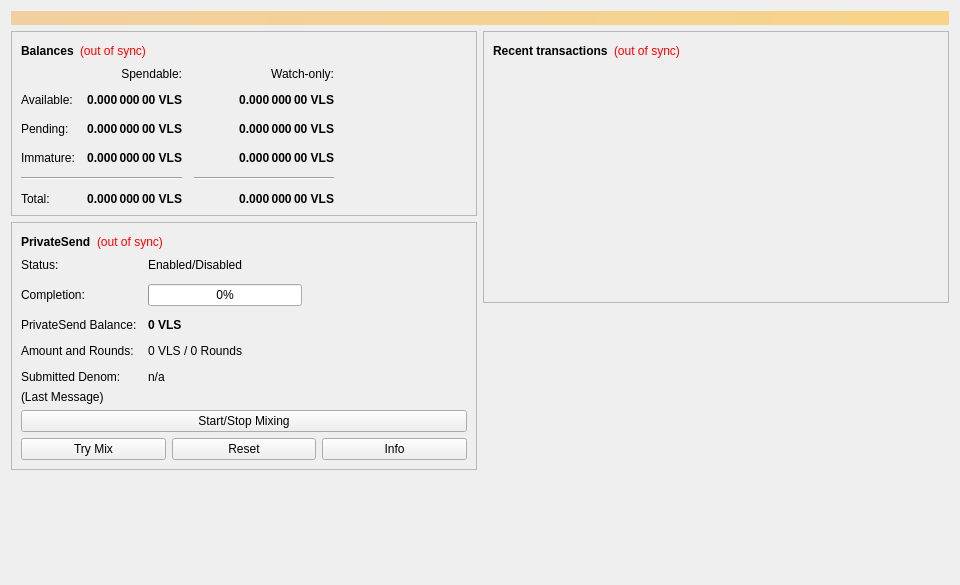
The window that src/qt/forms/overviewpage.ui (mdfkbtc/veles) describes before a commit, drawn with Qt 5.
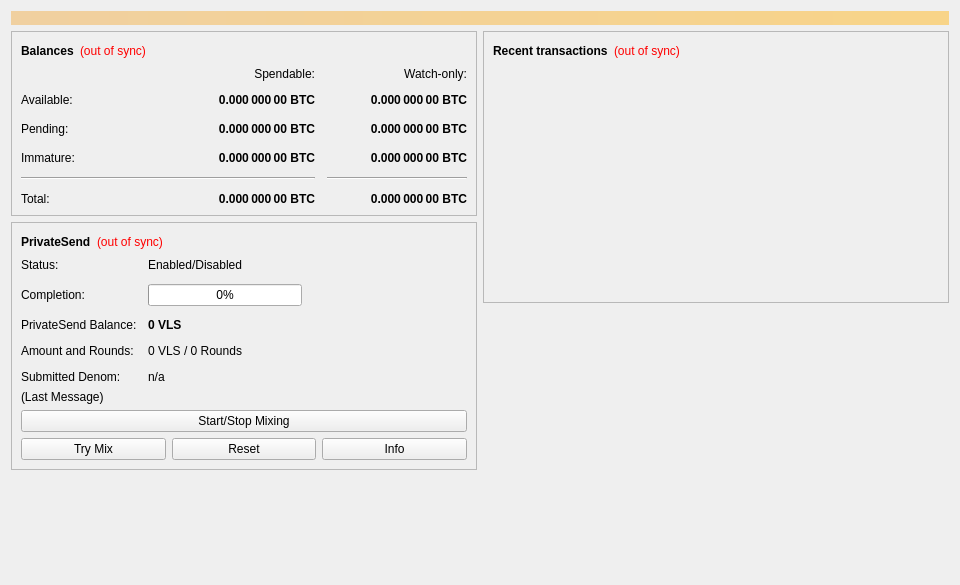
The same window after the commit.

```diff
--- a/src/qt/forms/overviewpage.ui
+++ b/src/qt/forms/overviewpage.ui
@@ -103,33 +103,18 @@
             <property name="spacing">
              <number>12</number>
             </property>
-            <item row="2" column="2">
-             <widget class="QLabel" name="labelWatchPending">
-              <property name="font">
-               <font>
-                <weight>75</weight>
-                <bold>true</bold>
-               </font>
-              </property>
-              <property name="cursor">
-               <cursorShape>IBeamCursor</cursorShape>
-              </property>
-              <property name="toolTip">
-               <string>Unconfirmed transactions to watch-only addresses</string>
-              </property>
+            <item row="0" column="2">
+             <widget class="QLabel" name="labelSpendable">
               <property name="text">
-               <string notr="true">0.000 000 00 VLS</string>
+               <string>Spendable:</string>
               </property>
               <property name="alignment">
                <set>Qt::AlignRight|Qt::AlignTrailing|Qt::AlignVCenter</set>
               </property>
-              <property name="textInteractionFlags">
-               <set>Qt::LinksAccessibleByMouse|Qt::TextSelectableByKeyboard|Qt::TextSelectableByMouse</set>
-              </property>
              </widget>
             </item>
-            <item row="2" column="1">
-             <widget class="QLabel" name="labelUnconfirmed">
+            <item row="4" column="2">
+             <widget class="QLabel" name="labelImmature">
               <property name="font">
                <font>
                 <weight>75</weight>
@@ -140,10 +125,10 @@
                <cursorShape>IBeamCursor</cursorShape>
               </property>
               <property name="toolTip">
-               <string>Total of transactions that have yet to be confirmed, and do not yet count toward the spendable balance</string>
+               <string>Mined balance that has not yet matured</string>
               </property>
               <property name="text">
-               <string notr="true">0.000 000 00 VLS</string>
+               <string notr="true">0.000 000 00 BTC</string>
               </property>
               <property name="alignment">
                <set>Qt::AlignRight|Qt::AlignTrailing|Qt::AlignVCenter</set>
@@ -153,7 +138,21 @@
               </property>
              </widget>
             </item>
-            <item row="3" column="2">
+            <item row="6" column="0">
+             <widget class="QLabel" name="labelTotalText">
+              <property name="text">
+               <string>Total:</string>
+              </property>
+             </widget>
+            </item>
+            <item row="5" column="0" colspan="3">
+             <widget class="Line" name="line">
+              <property name="orientation">
+               <enum>Qt::Horizontal</enum>
+              </property>
+             </widget>
+            </item>
+            <item row="4" column="3">
              <widget class="QLabel" name="labelWatchImmature">
               <property name="font">
                <font>
@@ -168,7 +167,7 @@
                <string>Mined balance in watch-only addresses that has not yet matured</string>
               </property>
               <property name="text">
-               <string notr="true">0.000 000 00 VLS</string>
+               <string notr="true">0.000 000 00 BTC</string>
               </property>
               <property name="alignment">
                <set>Qt::AlignRight|Qt::AlignTrailing|Qt::AlignVCenter</set>
@@ -178,14 +177,74 @@
               </property>
              </widget>
             </item>
-            <item row="4" column="0" colspan="2">
-             <widget class="Line" name="lineSpendableBalance">
-              <property name="orientation">
-               <enum>Qt::Horizontal</enum>
+            <item row="3" column="3">
+             <widget class="QLabel" name="labelWatchPending">
+              <property name="font">
+               <font>
+                <weight>75</weight>
+                <bold>true</bold>
+               </font>
               </property>
+              <property name="cursor">
+               <cursorShape>IBeamCursor</cursorShape>
+              </property>
+              <property name="toolTip">
+               <string>Unconfirmed transactions to watch-only addresses</string>
+              </property>
+              <property name="text">
+               <string notr="true">0.000 000 00 BTC</string>
+              </property>
+              <property name="alignment">
+               <set>Qt::AlignRight|Qt::AlignTrailing|Qt::AlignVCenter</set>
+              </property>
+              <property name="textInteractionFlags">
+               <set>Qt::LinksAccessibleByMouse|Qt::TextSelectableByKeyboard|Qt::TextSelectableByMouse</set>
+              </property>
              </widget>
             </item>
-            <item row="4" column="2">
+            <item row="6" column="2">
+             <widget class="QLabel" name="labelTotal">
+              <property name="font">
+               <font>
+                <weight>75</weight>
+                <bold>true</bold>
+               </font>
+              </property>
+              <property name="cursor">
+               <cursorShape>IBeamCursor</cursorShape>
+              </property>
+              <property name="toolTip">
+               <string>Your current total balance</string>
+              </property>
+              <property name="text">
+               <string notr="true">0.000 000 00 BTC</string>
+              </property>
+              <property name="alignment">
+               <set>Qt::AlignRight|Qt::AlignTrailing|Qt::AlignVCenter</set>
+              </property>
+              <property name="textInteractionFlags">
+               <set>Qt::LinksAccessibleByMouse|Qt::TextSelectableByKeyboard|Qt::TextSelectableByMouse</set>
+              </property>
+             </widget>
+            </item>
+            <item row="0" column="3">
+             <widget class="QLabel" name="labelWatchonly">
+              <property name="text">
+               <string>Watch-only:</string>
+              </property>
+              <property name="alignment">
+               <set>Qt::AlignRight|Qt::AlignTrailing|Qt::AlignVCenter</set>
+              </property>
+             </widget>
+            </item>
+            <item row="4" column="0">
+             <widget class="QLabel" name="labelImmatureText">
+              <property name="text">
+               <string>Immature:</string>
+              </property>
+             </widget>
+            </item>
+            <item row="5" column="3">
              <widget class="Line" name="lineWatchBalance">
               <property name="sizePolicy">
                <sizepolicy hsizetype="Preferred" vsizetype="Fixed">
@@ -204,60 +263,40 @@
               </property>
              </widget>
             </item>
-            <item row="5" column="0">
-             <widget class="QLabel" name="labelTotalText">
-              <property name="text">
-               <string>Total:</string>
-              </property>
-             </widget>
-            </item>
-            <item row="3" column="1">
-             <widget class="QLabel" name="labelImmature">
-              <property name="font">
-               <font>
-                <weight>75</weight>
-                <bold>true</bold>
-               </font>
-              </property>
-              <property name="cursor">
-               <cursorShape>IBeamCursor</cursorShape>
-              </property>
-              <property name="toolTip">
-               <string>Mined balance that has not yet matured</string>
-              </property>
-              <property name="text">
-               <string notr="true">0.000 000 00 VLS</string>
-              </property>
-              <property name="alignment">
-               <set>Qt::AlignRight|Qt::AlignTrailing|Qt::AlignVCenter</set>
-              </property>
-              <property name="textInteractionFlags">
-               <set>Qt::LinksAccessibleByMouse|Qt::TextSelectableByKeyboard|Qt::TextSelectableByMouse</set>
-              </property>
-             </widget>
-            </item>
             <item row="2" column="3">
-             <spacer name="horizontalSpacer_2">
-              <property name="orientation">
-               <enum>Qt::Horizontal</enum>
+             <widget class="QLabel" name="labelWatchAvailable">
+              <property name="font">
+               <font>
+                <weight>75</weight>
+                <bold>true</bold>
+               </font>
               </property>
-              <property name="sizeHint" stdset="0">
-               <size>
-                <width>40</width>
-                <height>20</height>
-               </size>
+              <property name="cursor">
+               <cursorShape>IBeamCursor</cursorShape>
               </property>
-             </spacer>
+              <property name="toolTip">
+               <string>Your current balance in watch-only addresses</string>
+              </property>
+              <property name="text">
+               <string notr="true">0.000 000 00 BTC</string>
+              </property>
+              <property name="alignment">
+               <set>Qt::AlignRight|Qt::AlignTrailing|Qt::AlignVCenter</set>
+              </property>
+              <property name="textInteractionFlags">
+               <set>Qt::LinksAccessibleByMouse|Qt::TextSelectableByKeyboard|Qt::TextSelectableByMouse</set>
+              </property>
+             </widget>
             </item>
             <item row="3" column="0">
-             <widget class="QLabel" name="labelImmatureText">
+             <widget class="QLabel" name="labelPendingText">
               <property name="text">
-               <string>Immature:</string>
+               <string>Pending:</string>
               </property>
              </widget>
             </item>
-            <item row="5" column="1">
-             <widget class="QLabel" name="labelTotal">
+            <item row="3" column="2">
+             <widget class="QLabel" name="labelUnconfirmed">
               <property name="font">
                <font>
                 <weight>75</weight>
@@ -268,10 +307,10 @@
                <cursorShape>IBeamCursor</cursorShape>
               </property>
               <property name="toolTip">
-               <string>Your current total balance</string>
+               <string>Total of transactions that have yet to be confirmed, and do not yet count toward the spendable balance</string>
               </property>
               <property name="text">
-               <string notr="true">0.000 000 00 VLS</string>
+               <string notr="true">0.000 000 00 BTC</string>
               </property>
               <property name="alignment">
                <set>Qt::AlignRight|Qt::AlignTrailing|Qt::AlignVCenter</set>
@@ -281,7 +320,45 @@
               </property>
              </widget>
             </item>
-            <item row="5" column="2">
+            <item row="2" column="2">
+             <widget class="QLabel" name="labelBalance">
+              <property name="font">
+               <font>
+                <weight>75</weight>
+                <bold>true</bold>
+               </font>
+              </property>
+              <property name="cursor">
+               <cursorShape>IBeamCursor</cursorShape>
+              </property>
+              <property name="toolTip">
+               <string>Your current spendable balance</string>
+              </property>
+              <property name="text">
+               <string notr="true">0.000 000 00 BTC</string>
+              </property>
+              <property name="alignment">
+               <set>Qt::AlignRight|Qt::AlignTrailing|Qt::AlignVCenter</set>
+              </property>
+              <property name="textInteractionFlags">
+               <set>Qt::LinksAccessibleByMouse|Qt::TextSelectableByKeyboard|Qt::TextSelectableByMouse</set>
+              </property>
+             </widget>
+            </item>
+            <item row="3" column="1">
+             <spacer name="horizontalSpacer_5">
+              <property name="orientation">
+               <enum>Qt::Horizontal</enum>
+              </property>
+              <property name="sizeHint" stdset="0">
+               <size>
+                <width>40</width>
+                <height>20</height>
+               </size>
+              </property>
+             </spacer>
+            </item>
+            <item row="6" column="3">
              <widget class="QLabel" name="labelWatchTotal">
               <property name="font">
                <font>
@@ -296,7 +373,7 @@
                <string>Current total balance in watch-only addresses</string>
               </property>
               <property name="text">
-               <string notr="true">0.000 000 00 VLS</string>
+               <string notr="true">0.000 000 00 BTC</string>
               </property>
               <property name="alignment">
                <set>Qt::AlignRight|Qt::AlignTrailing|Qt::AlignVCenter</set>
@@ -306,90 +383,13 @@
               </property>
              </widget>
             </item>
-            <item row="0" column="2">
-             <widget class="QLabel" name="labelWatchonly">
-              <property name="text">
-               <string>Watch-only:</string>
-              </property>
-              <property name="alignment">
-               <set>Qt::AlignRight|Qt::AlignTrailing|Qt::AlignVCenter</set>
-              </property>
-             </widget>
-            </item>
-            <item row="1" column="0">
+            <item row="2" column="0">
              <widget class="QLabel" name="labelBalanceText">
               <property name="text">
                <string>Available:</string>
               </property>
              </widget>
             </item>
-            <item row="1" column="1">
-             <widget class="QLabel" name="labelBalance">
-              <property name="font">
-               <font>
-                <weight>75</weight>
-                <bold>true</bold>
-               </font>
-              </property>
-              <property name="cursor">
-               <cursorShape>IBeamCursor</cursorShape>
-              </property>
-              <property name="toolTip">
-               <string>Your current spendable balance</string>
-              </property>
-              <property name="text">
-               <string notr="true">0.000 000 00 VLS</string>
-              </property>
-              <property name="alignment">
-               <set>Qt::AlignRight|Qt::AlignTrailing|Qt::AlignVCenter</set>
-              </property>
-              <property name="textInteractionFlags">
-               <set>Qt::LinksAccessibleByMouse|Qt::TextSelectableByKeyboard|Qt::TextSelectableByMouse</set>
-              </property>
-             </widget>
-            </item>
-            <item row="1" column="2">
-             <widget class="QLabel" name="labelWatchAvailable">
-              <property name="font">
-               <font>
-                <weight>75</weight>
-                <bold>true</bold>
-               </font>
-              </property>
-              <property name="cursor">
-               <cursorShape>IBeamCursor</cursorShape>
-              </property>
-              <property name="toolTip">
-               <string>Your current balance in watch-only addresses</string>
-              </property>
-              <property name="text">
-               <string notr="true">0.000 000 00 VLS</string>
-              </property>
-              <property name="alignment">
-               <set>Qt::AlignRight|Qt::AlignTrailing|Qt::AlignVCenter</set>
-              </property>
-              <property name="textInteractionFlags">
-               <set>Qt::LinksAccessibleByMouse|Qt::TextSelectableByKeyboard|Qt::TextSelectableByMouse</set>
-              </property>
-             </widget>
-            </item>
-            <item row="2" column="0">
-             <widget class="QLabel" name="labelPendingText">
-              <property name="text">
-               <string>Pending:</string>
-              </property>
-             </widget>
-            </item>
-            <item row="0" column="1">
-             <widget class="QLabel" name="labelSpendable">
-              <property name="text">
-               <string>Spendable:</string>
-              </property>
-              <property name="alignment">
-               <set>Qt::AlignRight|Qt::AlignTrailing|Qt::AlignVCenter</set>
-              </property>
-             </widget>
-            </item>
            </layout>
           </item>
          </layout>
@@ -496,6 +496,9 @@
               <property name="value">
                <number>0</number>
               </property>
+              <property name="textVisible">
+               <bool>true</bool>
+              </property>
              </widget>
             </item>
             <item row="2" column="0">
```
